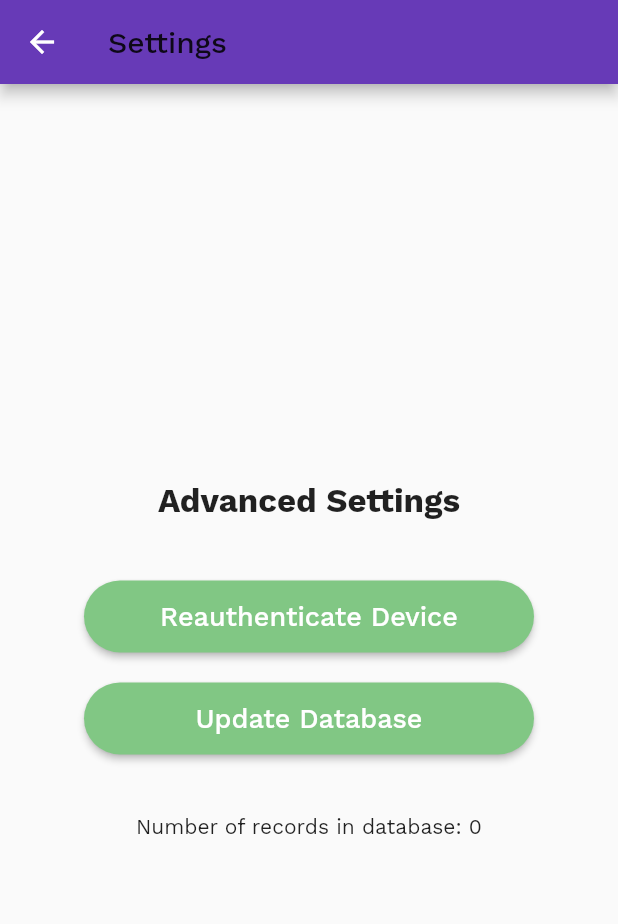
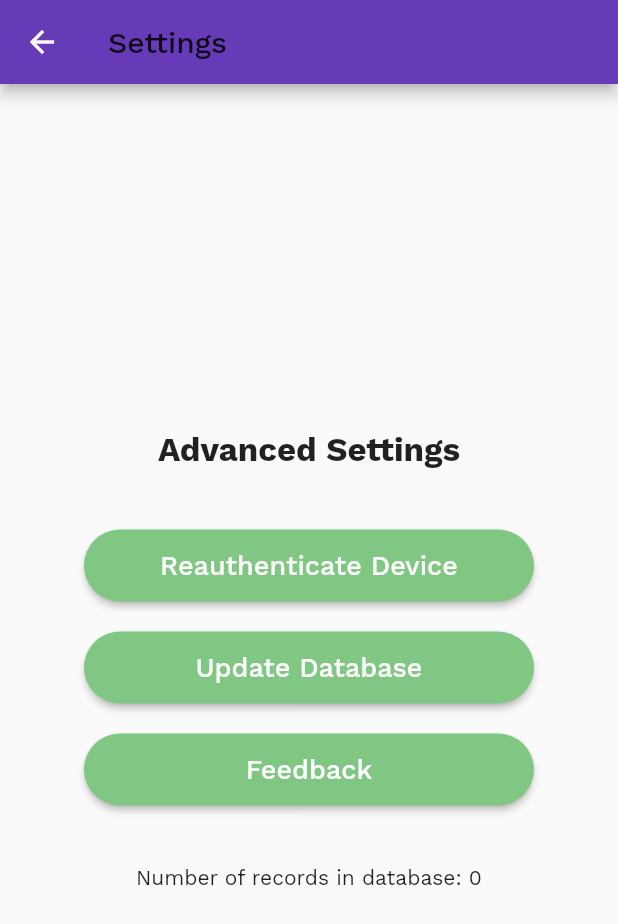
Before and after one commit to ginduc/rapidpass-checkpoint, a Flutter app: the SettingsScreen screen opened by its route, on a phone screen of 412 x 824 dp. Shown: the top 924 px of the screen. Run offline on Flutter 3.47's test engine with Material 2 defaults, Android fonts, the phone set to English and light mode, and no system bars; our stand-ins replace audioplayers, connectivity, convert, dio, flutter_linkify, flutter_local_notifications and 14 more; missing offline and left inert: ai_barcode, device_id, imei_plugin, pointycastle, qrcode; accounts and stored records are empty; generated files the repository leaves out were written again.

Commit message:
Add `Feedback` button. Use WebView to display Feedback form.

```diff
--- a/lib/app.dart
+++ b/lib/app.dart
@@ -17,6 +17,7 @@ import 'package:rapidpass_checkpoint/screens/authenticating_screen.dart';
 import 'package:rapidpass_checkpoint/screens/check_plate_or_control_results_screen.dart';
 import 'package:rapidpass_checkpoint/screens/check_plate_or_control_screen.dart';
 import 'package:rapidpass_checkpoint/screens/faqs_screen.dart';
+import 'package:rapidpass_checkpoint/screens/feedback_screen.dart';
 import 'package:rapidpass_checkpoint/screens/main_menu.dart';
 import 'package:rapidpass_checkpoint/screens/need_help_screen.dart';
 import 'package:rapidpass_checkpoint/screens/privacy_policy_screen.dart';
@@ -160,6 +161,8 @@ class RapidPassCheckpointApp extends StatelessWidget {
               return CupertinoPageRoute(builder: (_) => Faqs());
             case '/settings':
               return CupertinoPageRoute(builder: (_) => SettingsScreen());
+            case '/feedback':
+              return CupertinoPageRoute(builder: (_) => FeedbackScreen());
           }
           return null;
         },
--- a/lib/screens/settings_screen.dart
+++ b/lib/screens/settings_screen.dart
@@ -46,7 +46,7 @@ class SettingsScreenState extends State<SettingsScreen> {
               ),
               InkWell(
                 child: RoundedButton(
-                  padding: EdgeInsets.fromLTRB(0.0, 10.0, 0.0, 40.0),
+                  padding: EdgeInsets.fromLTRB(0.0, 10.0, 0.0, 10.0),
                   minWidth: 300.0,
                   text: appState.databaseRecordCount == 0
                       ? 'Update Database'
@@ -54,6 +54,14 @@ class SettingsScreenState extends State<SettingsScreen> {
                   onPressed: appState.databaseRecordCount == 0
                       ? () => Navigator.pushNamed(context, '/updateDatabase')
                       : () => _resetDatabase(context),
+                ),
+              ),
+              InkWell(
+                child: RoundedButton(
+                  padding: EdgeInsets.fromLTRB(0.0, 10.0, 0.0, 40.0),
+                  minWidth: 300.0,
+                  text: 'Feedback',
+                  onPressed: () => Navigator.pushNamed(context, '/feedback'),
                 ),
               ),
               Text(
--- a/pubspec.yaml
+++ b/pubspec.yaml
@@ -55,6 +55,7 @@ dependencies:
   ai_barcode: ^1.0.3
   flutter_local_notifications: ^1.4.1
   connectivity: ^0.4.8+2
+  webview_flutter: ^0.3.20+2
 
 dev_dependencies:
   flutter_test:
```
Also changed, not shown: lib/screens/feedback_screen.dart (added, +46 -0 lines), pubspec.lock.
